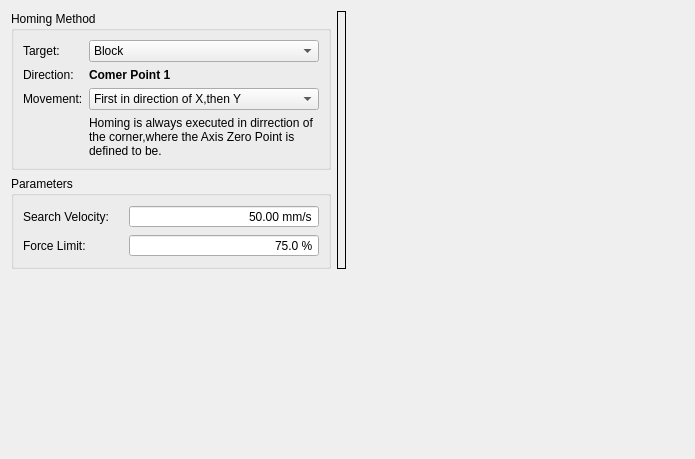
The window that source/wnd/h2homing.ui (ww4u/mct-t4) describes before a commit, drawn with Qt 5.
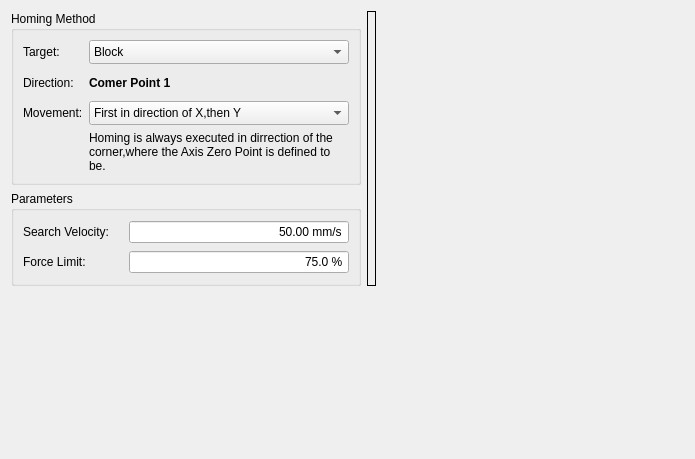
The same window after the commit. Icons and pictures are not drawn.

The edit to the form file:
```diff
--- a/source/wnd/h2homing.ui
+++ b/source/wnd/h2homing.ui
@@ -44,13 +44,13 @@
     <widget class="QGroupBox" name="groupBox">
      <property name="minimumSize">
       <size>
-       <width>320</width>
-       <height>0</height>
+       <width>0</width>
+       <height>174</height>
       </size>
      </property>
      <property name="maximumSize">
       <size>
-       <width>320</width>
+       <width>350</width>
        <height>16777215</height>
       </size>
      </property>
@@ -61,7 +61,7 @@
       <item row="1" column="0">
        <widget class="QLabel" name="label_2">
         <property name="sizePolicy">
-         <sizepolicy hsizetype="Fixed" vsizetype="Preferred">
+         <sizepolicy hsizetype="Fixed" vsizetype="Minimum">
           <horstretch>0</horstretch>
           <verstretch>0</verstretch>
          </sizepolicy>
@@ -69,7 +69,7 @@
         <property name="minimumSize">
          <size>
           <width>60</width>
-          <height>0</height>
+          <height>12</height>
          </size>
         </property>
         <property name="maximumSize">
@@ -86,7 +86,7 @@
       <item row="2" column="1">
        <widget class="QComboBox" name="comboBox_movement">
         <property name="sizePolicy">
-         <sizepolicy hsizetype="Expanding" vsizetype="Preferred">
+         <sizepolicy hsizetype="Expanding" vsizetype="Minimum">
           <horstretch>0</horstretch>
           <verstretch>0</verstretch>
          </sizepolicy>
@@ -94,7 +94,7 @@
         <property name="minimumSize">
          <size>
           <width>200</width>
-          <height>0</height>
+          <height>20</height>
          </size>
         </property>
         <property name="maximumSize">
@@ -113,7 +113,7 @@
       <item row="2" column="0">
        <widget class="QLabel" name="label_3">
         <property name="sizePolicy">
-         <sizepolicy hsizetype="Fixed" vsizetype="Preferred">
+         <sizepolicy hsizetype="Fixed" vsizetype="Minimum">
           <horstretch>0</horstretch>
           <verstretch>0</verstretch>
          </sizepolicy>
@@ -121,7 +121,7 @@
         <property name="minimumSize">
          <size>
           <width>60</width>
-          <height>0</height>
+          <height>20</height>
          </size>
         </property>
         <property name="maximumSize">
@@ -138,7 +138,7 @@
       <item row="0" column="1">
        <widget class="QComboBox" name="comboBox_target">
         <property name="sizePolicy">
-         <sizepolicy hsizetype="Expanding" vsizetype="Fixed">
+         <sizepolicy hsizetype="Preferred" vsizetype="Minimum">
           <horstretch>0</horstretch>
           <verstretch>0</verstretch>
          </sizepolicy>
@@ -146,7 +146,7 @@
         <property name="minimumSize">
          <size>
           <width>0</width>
-          <height>0</height>
+          <height>20</height>
          </size>
         </property>
         <property name="maximumSize">
@@ -171,7 +171,7 @@
       <item row="0" column="0">
        <widget class="QLabel" name="label">
         <property name="sizePolicy">
-         <sizepolicy hsizetype="Fixed" vsizetype="Preferred">
+         <sizepolicy hsizetype="Fixed" vsizetype="Minimum">
           <horstretch>0</horstretch>
           <verstretch>0</verstretch>
          </sizepolicy>
@@ -179,7 +179,7 @@
         <property name="minimumSize">
          <size>
           <width>60</width>
-          <height>0</height>
+          <height>20</height>
          </size>
         </property>
         <property name="maximumSize">
@@ -195,6 +195,18 @@
       </item>
       <item row="1" column="1">
        <widget class="QLabel" name="label_direction">
+        <property name="sizePolicy">
+         <sizepolicy hsizetype="Preferred" vsizetype="Minimum">
+          <horstretch>0</horstretch>
+          <verstretch>0</verstretch>
+         </sizepolicy>
+        </property>
+        <property name="minimumSize">
+         <size>
+          <width>0</width>
+          <height>20</height>
+         </size>
+        </property>
         <property name="font">
          <font>
           <weight>75</weight>
@@ -269,20 +281,20 @@
    <item row="1" column="0">
     <widget class="QGroupBox" name="groupBox_2">
      <property name="sizePolicy">
-      <sizepolicy hsizetype="Fixed" vsizetype="Preferred">
+      <sizepolicy hsizetype="Preferred" vsizetype="Preferred">
        <horstretch>0</horstretch>
        <verstretch>0</verstretch>
       </sizepolicy>
      </property>
      <property name="minimumSize">
       <size>
-       <width>320</width>
-       <height>0</height>
+       <width>0</width>
+       <height>86</height>
       </size>
      </property>
      <property name="maximumSize">
       <size>
-       <width>320</width>
+       <width>350</width>
        <height>16777215</height>
       </size>
      </property>
@@ -293,7 +305,7 @@
       <item row="0" column="0">
        <widget class="QLabel" name="label_5">
         <property name="sizePolicy">
-         <sizepolicy hsizetype="Fixed" vsizetype="Preferred">
+         <sizepolicy hsizetype="Fixed" vsizetype="Minimum">
           <horstretch>0</horstretch>
           <verstretch>0</verstretch>
          </sizepolicy>
@@ -301,7 +313,7 @@
         <property name="minimumSize">
          <size>
           <width>100</width>
-          <height>0</height>
+          <height>24</height>
          </size>
         </property>
         <property name="maximumSize">
@@ -318,7 +330,7 @@
       <item row="0" column="1">
        <widget class="QDoubleSpinBox" name="doubleSpinBox_SearchVelocity">
         <property name="sizePolicy">
-         <sizepolicy hsizetype="Expanding" vsizetype="Fixed">
+         <sizepolicy hsizetype="Preferred" vsizetype="Preferred">
           <horstretch>0</horstretch>
           <verstretch>0</verstretch>
          </sizepolicy>
@@ -326,7 +338,7 @@
         <property name="minimumSize">
          <size>
           <width>120</width>
-          <height>0</height>
+          <height>24</height>
          </size>
         </property>
         <property name="maximumSize">
@@ -370,7 +382,7 @@
       <item row="1" column="0">
        <widget class="QLabel" name="label_7">
         <property name="sizePolicy">
-         <sizepolicy hsizetype="Fixed" vsizetype="Preferred">
+         <sizepolicy hsizetype="Fixed" vsizetype="Minimum">
           <horstretch>0</horstretch>
           <verstretch>0</verstretch>
          </sizepolicy>
@@ -378,7 +390,7 @@
         <property name="minimumSize">
          <size>
           <width>100</width>
-          <height>0</height>
+          <height>24</height>
          </size>
         </property>
         <property name="maximumSize">
@@ -395,7 +407,7 @@
       <item row="1" column="1">
        <widget class="QDoubleSpinBox" name="doubleSpinBox_ForceLimit">
         <property name="sizePolicy">
-         <sizepolicy hsizetype="Expanding" vsizetype="Fixed">
+         <sizepolicy hsizetype="Preferred" vsizetype="Preferred">
           <horstretch>0</horstretch>
           <verstretch>0</verstretch>
          </sizepolicy>
@@ -403,7 +415,7 @@
         <property name="minimumSize">
          <size>
           <width>120</width>
-          <height>0</height>
+          <height>24</height>
          </size>
         </property>
         <property name="maximumSize">
```
Left out of the diff: 3 changed lines with no effect on the pictures.
